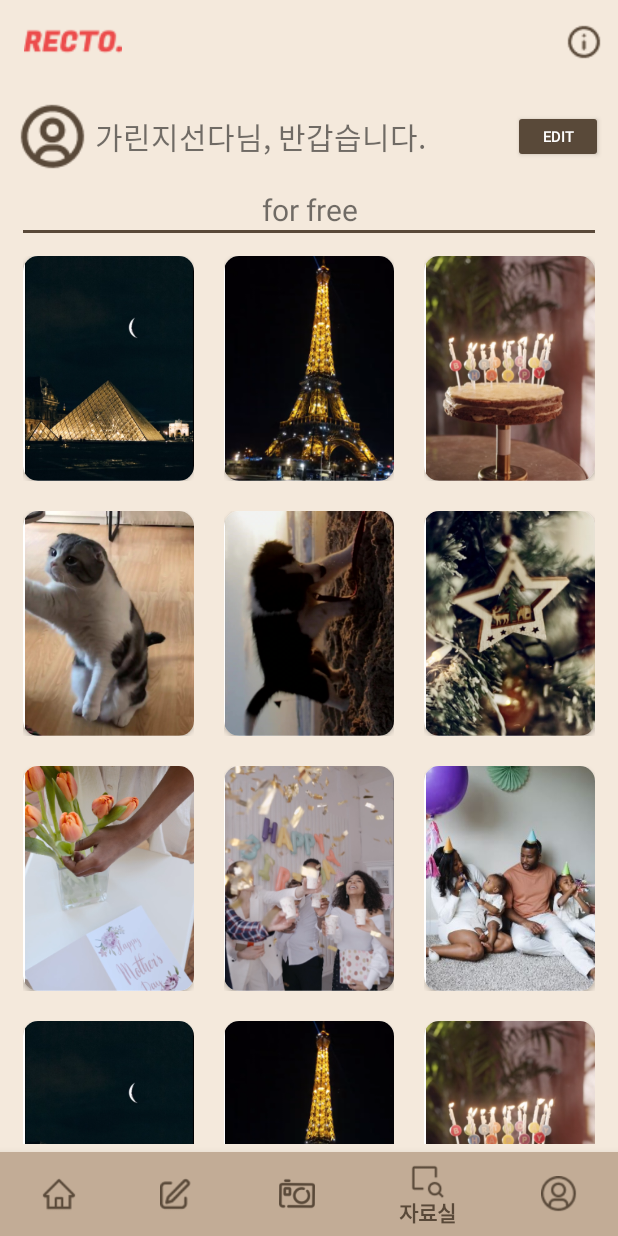
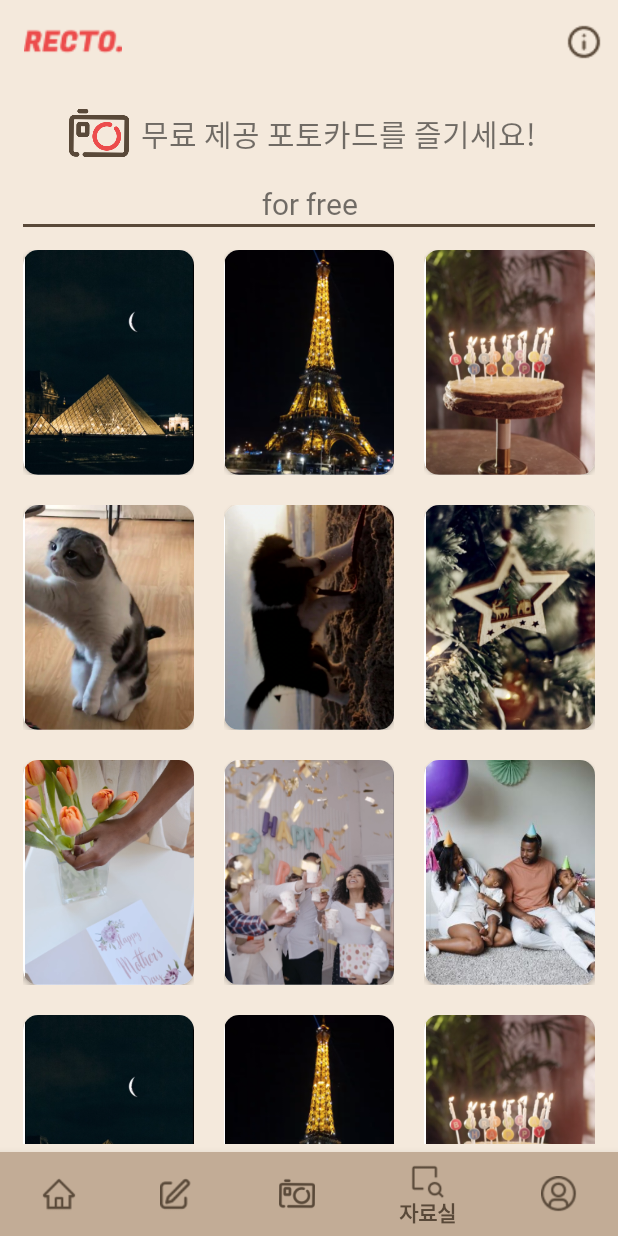
Before and after one commit to esun1903/Recto, an Android app: the fragment ProfileFragment placed in its activity, item 4 of the bottom bar chosen, on a phone screen of 412 x 824 dp. Run offline under Robolectric (Android 15) with nearby library versions, the phone set to English and light mode, and no system bars; our stand-ins replace Firebase (no records; nobody signed in at launch, a user with empty details on screens opened directly).

Commit message:
feat: ✨ APP 마이페이지-로그아웃 연결 및 자료실 문구 수정
메인페이지 로그아웃 버튼을 마이페이지로 이동 및 자료실 아이콘&문구 수정

✅ Closes: #S04P31A204-153

```diff
--- a/android/app/src/main/java/com/ssafy/recto/ProfileFragment.java
+++ b/android/app/src/main/java/com/ssafy/recto/ProfileFragment.java
@@ -1,23 +1,44 @@
 package com.ssafy.recto;
 
+import android.content.Context;
+import android.content.Intent;
 import android.os.Bundle;
+import android.util.Log;
 import android.view.LayoutInflater;
 import android.view.View;
 import android.view.ViewGroup;
+import android.widget.Button;
+
 import androidx.annotation.NonNull;
 import androidx.annotation.Nullable;
 import androidx.fragment.app.Fragment;
 import androidx.fragment.app.FragmentPagerAdapter;
 import androidx.viewpager.widget.ViewPager;
 import com.google.android.material.tabs.TabLayout;
+import com.google.firebase.auth.FirebaseAuth;
+
 import java.util.Objects;
 
 public class ProfileFragment extends Fragment {
 
+    MainActivity mainActivity;
     private View view;
     private FragmentPagerAdapter fragmentPagerAdapter;
     ViewPager viewPager;
     TabLayout tabLayout;
+    private FirebaseAuth mFirebaseAuth;
+
+    @Override
+    public void onAttach(@NonNull Context context) {
+        super.onAttach(context);
+        mainActivity = (MainActivity)getActivity();
+    }
+
+    @Override
+    public void onDetach() {
+        super.onDetach();
+        mainActivity = null;
+    }
 
     @Nullable
     @Override
@@ -34,6 +55,22 @@ public class ProfileFragment extends Fragment {
         viewPager.setAdapter(fragmentPagerAdapter);
         tabLayout.setupWithViewPager(viewPager);
 
+        mFirebaseAuth = FirebaseAuth.getInstance();
+
+        // 로그아웃 버튼
+        Button btn_logout = view.findViewById(R.id.btn_logout);
+        btn_logout.setOnClickListener(new View.OnClickListener() {
+            @Override
+            public void onClick(View v) {
+                // 로그아웃 하기
+                mFirebaseAuth.signOut();
+//                Log.e("로그아웃", "로그아웃");
+
+                // 로그아웃 후 Home Fragment로 이동
+                mainActivity.setFragment("home");
+            }
+        });
+
         return view;
     }
 }
--- a/android/app/src/main/res/layout/home_fragment.xml
+++ b/android/app/src/main/res/layout/home_fragment.xml
@@ -62,10 +62,4 @@
         android:layout_gravity="center"
         android:text="회원가입 페이지 임시버튼"/>
 
-    <Button
-        android:id="@+id/btn_logout"
-        android:layout_width="wrap_content"
-        android:layout_height="wrap_content"
-        android:layout_gravity="center"
-        android:text="로그아웃 버튼"/>
 </LinearLayout>
--- a/android/app/src/main/res/layout/profile_fragment.xml
+++ b/android/app/src/main/res/layout/profile_fragment.xml
@@ -47,12 +47,14 @@
 
             <!-- edit button -->
             <Button
-                android:layout_width="60dp"
+                android:id="@+id/btn_logout"
+                android:layout_width="70dp"
                 android:layout_height="35dp"
                 android:layout_alignParentEnd="true"
                 android:layout_alignParentRight="true"
                 android:layout_centerVertical="true"
-                android:text="@string/edit"
+                android:text="LOGOUT"
+                android:fontFamily="@font/eulyoo1945_semibold"
                 android:textColor="@color/white"
                 android:textSize="10sp"
                 app:backgroundTint="@color/brown"
--- a/android/app/src/main/res/layout/public_fragment.xml
+++ b/android/app/src/main/res/layout/public_fragment.xml
@@ -17,44 +17,32 @@
             android:layout_height="wrap_content"
             android:orientation="horizontal"
             android:padding="10dp"
+            android:layout_gravity="center"
             app:layout_constraintEnd_toEndOf="parent"
             app:layout_constraintStart_toStartOf="parent"
             app:layout_constraintTop_toTopOf="parent">
 
-            <!-- 프로필 이미지 -->
+            <!-- 카메라 이미지 -->
             <ImageView
                 android:id="@+id/iv_publicProfile"
-                android:layout_width="wrap_content"
-                android:layout_height="wrap_content"
+                android:layout_width="40dp"
+                android:layout_height="40dp"
                 android:layout_centerVertical="true"
                 android:contentDescription="@string/profile"
-                android:src="@drawable/profile" />
+                android:src="@drawable/recto_red_lens" />
 
-            <!-- hello_user -->
+            <!-- 자료실 설명 멘트 -->
             <TextView
                 android:layout_width="wrap_content"
                 android:layout_height="wrap_content"
                 android:layout_centerVertical="true"
-                android:layout_margin="3dp"
+                android:layout_margin="8dp"
                 android:layout_toEndOf="@+id/iv_publicProfile"
                 android:layout_toRightOf="@+id/iv_publicProfile"
-                android:text="@string/hello_user"
+                android:text="무료 제공 포토카드를 즐기세요!"
                 android:textSize="20sp"
+                android:fontFamily="@font/jeju_myeongjo"
                 tools:ignore="RelativeOverlap" />
-
-            <!-- edit button -->
-            <Button
-                android:layout_width="60dp"
-                android:layout_height="35dp"
-                android:layout_alignParentEnd="true"
-                android:layout_alignParentRight="true"
-                android:layout_centerVertical="true"
-                android:text="@string/edit"
-                android:textColor="@color/white"
-                android:textSize="10sp"
-                app:backgroundTint="@color/brown"
-                app:cornerRadius="10dp"
-                tools:ignore="SmallSp" />
 
         </RelativeLayout>
 
@@ -66,6 +54,7 @@
             android:gravity="center"
             android:text="@string/for_free"
             android:textSize="20sp"
+            android:fontFamily="@font/eulyoo1945_semibold"
             app:layout_constraintStart_toStartOf="@+id/linearLayoutPublicProfile"
             app:layout_constraintTop_toBottomOf="@+id/linearLayoutPublicProfile"
             tools:ignore="MissingConstraints" />
```
Also changed, not shown: android/app/src/main/java/com/ssafy/recto/HomeFragment.java (+0 -15 lines), android/app/src/main/res/drawable/recto_red_lens.png (added).
